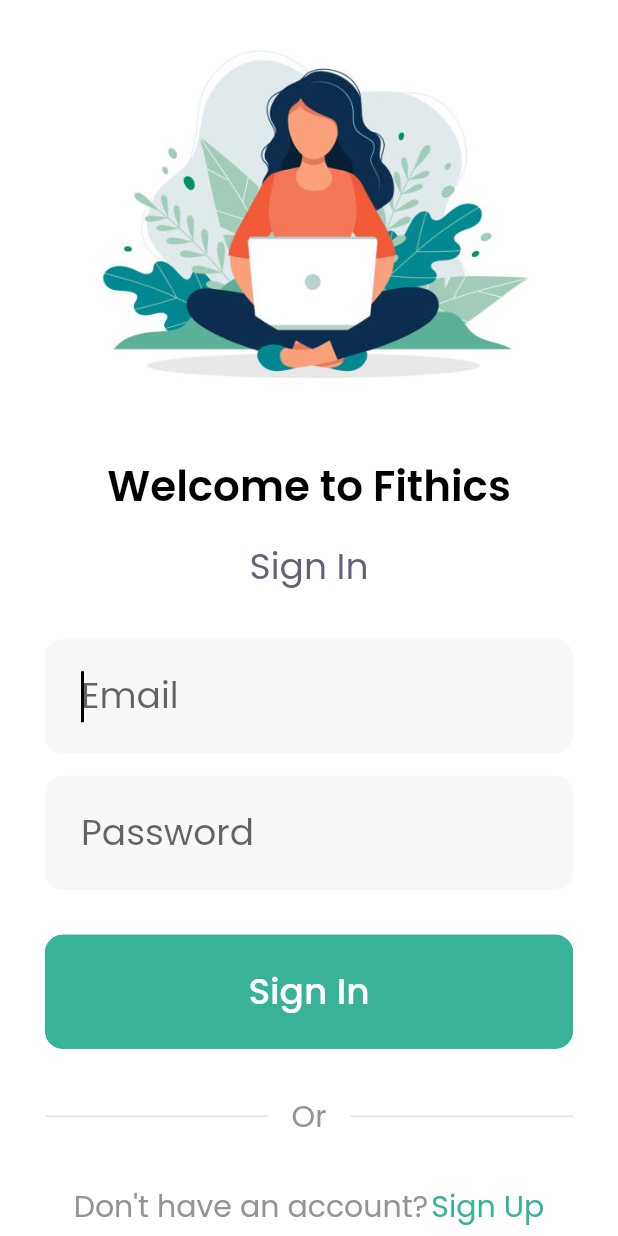
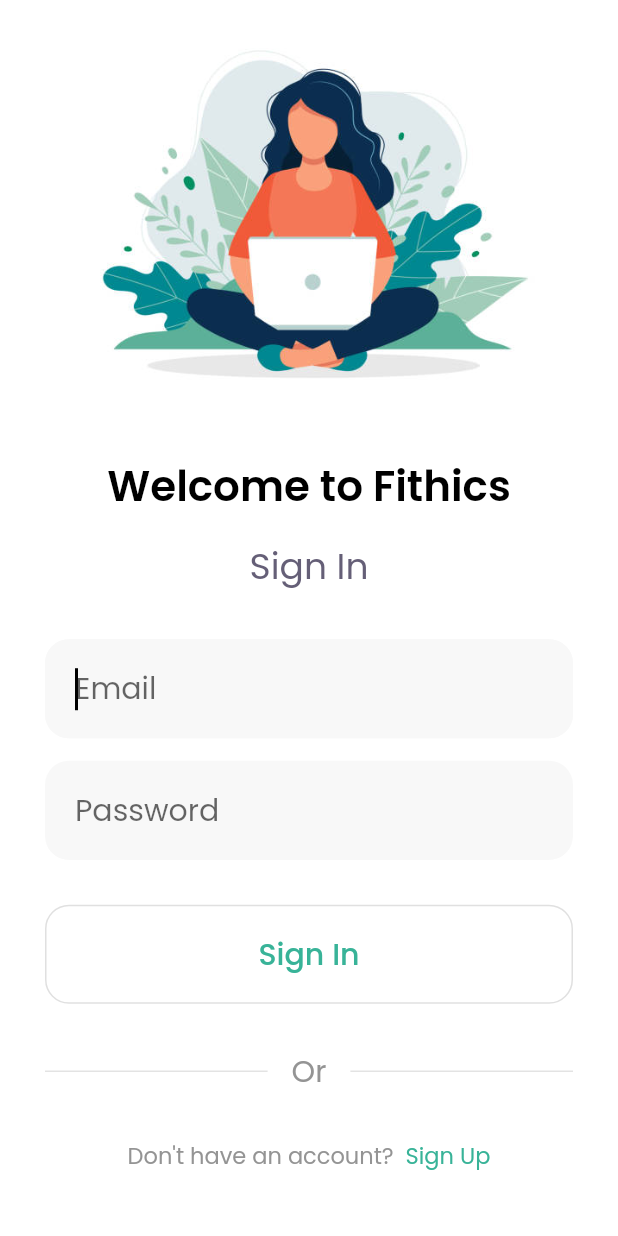
Before and after one commit to ayush712/fitness-app, a Flutter app: the screen it shows after launch, on a phone screen of 412 x 824 dp. Run offline on Flutter 3.47's test engine with Material 2 defaults, Android fonts, the phone set to English and light mode, and no system bars; generated files the repository leaves out were written again.

Commit message:
style: theme and button wraper changes

```diff
--- a/lib/screens/sign_in/sign_in.dart
+++ b/lib/screens/sign_in/sign_in.dart
@@ -75,6 +75,7 @@ class SignIn extends StatelessWidget {
                       crossAxisAlignment: CrossAxisAlignment.stretch,
                       children: [
                         ButtonWrapper(
+                            buttonType: ButtonType.OutlinedButton,
                             onPressed: () {},
                             title: AppLocalizations.of(context)!.signIn),
                         SizedBox(
--- a/lib/shared/components/button_wrapper/button_wrapper.dart
+++ b/lib/shared/components/button_wrapper/button_wrapper.dart
@@ -1,12 +1,38 @@
 import 'package:fithics_mobile/shared/constants/styles.dart';
 import 'package:flutter/material.dart';
+
+enum ButtonType { OutlinedButton, TextButton }
 
 class ButtonWrapper extends StatelessWidget {
   final String title;
   final onPressed;
-  ButtonWrapper({required this.onPressed, required this.title});
+  final buttonType;
+  ButtonWrapper(
+      {required this.onPressed,
+      required this.title,
+      this.buttonType = ButtonType.TextButton});
   @override
   Widget build(BuildContext context) {
+    switch (buttonType) {
+      case ButtonType.TextButton:
+        return TextButton(
+          onPressed: onPressed,
+          style: kButtonStyle,
+          child: Text(
+            title,
+            style: kButtonTextStyle,
+          ),
+        );
+      case ButtonType.OutlinedButton:
+        return OutlinedButton(
+          onPressed: onPressed,
+          style: kButtonStyle,
+          child: Text(
+            title,
+            style: kButtonTextStyle,
+          ),
+        );
+      default:
         return TextButton(
           onPressed: onPressed,
           style: kButtonStyle,
@@ -17,3 +43,4 @@ class ButtonWrapper extends StatelessWidget {
         );
     }
   }
+}
--- a/lib/shared/components/signup_signin_redirection.dart/signup_signin_redirection.dart
+++ b/lib/shared/components/signup_signin_redirection.dart/signup_signin_redirection.dart
@@ -22,7 +22,7 @@ class SignUpSignInRedirection extends StatelessWidget {
               getInfoTextStyle(Provider.of<ThemeModel>(context).currentTheme),
         ),
         SizedBox(
-          width: 2.0,
+          width: 8.0,
         ),
         GestureDetector(
             child: Text(
--- a/lib/shared/components/text_field_wrapper/text_field_wrapper.dart
+++ b/lib/shared/components/text_field_wrapper/text_field_wrapper.dart
@@ -22,6 +22,7 @@ class TextFieldWrapper extends StatelessWidget {
       keyboardType: keyboardType,
       onChanged: (value) => onChanged(value),
       autofocus: autofocus,
+      textInputAction: TextInputAction.next,
       decoration: kTextFieldInputDecoration.copyWith(hintText: placeholder),
     );
   }
--- a/lib/shared/constants/styles.dart
+++ b/lib/shared/constants/styles.dart
@@ -1,20 +1,26 @@
 import 'package:flutter/material.dart';
 
+const double kXSmallFontSize = 15.0;
 const double kSmallFontSize = 20.0;
 const double kMediumFontSize = 24.0;
 const double kLargeFontSize = 28.0;
 
-const double kFieldBorderRadius = 12.0;
+const double kFieldBorderRadius = 16.0;
+const double kFieldVerticlePadding = 18.0;
+const double kFieldHorizontalPadding = 20.0;
+
 const InputDecoration kTextFieldInputDecoration = InputDecoration(
-  contentPadding: EdgeInsets.symmetric(vertical: 20.0, horizontal: 24.0),
+  contentPadding: EdgeInsets.symmetric(
+      vertical: kFieldVerticlePadding, horizontal: kFieldHorizontalPadding),
 );
-const double kTextFieldFontSize = kMediumFontSize;
-const double kButtonFontSize = kMediumFontSize;
+const double kTextFieldFontSize = kSmallFontSize;
+const double kButtonFontSize = kSmallFontSize;
 
 const TextStyle kButtonTextStyle =
     TextStyle(fontSize: kButtonFontSize, fontWeight: FontWeight.w500);
 final ButtonStyle kButtonStyle = TextButton.styleFrom(
-  padding: EdgeInsets.symmetric(vertical: 20.0, horizontal: 24.0),
+  padding: EdgeInsets.symmetric(
+      vertical: kFieldVerticlePadding, horizontal: kFieldHorizontalPadding),
 );
 
 getHeaderStyle(ThemeData theme) {
@@ -30,13 +36,13 @@ getSubHeaderStyle(ThemeData theme) {
 }
 
 getLinkStyle(ThemeData theme) {
-  return TextStyle(color: theme.primaryColor, fontSize: kSmallFontSize);
+  return TextStyle(color: theme.primaryColor, fontSize: kXSmallFontSize);
 }
 
 getInfoTextStyle(ThemeData theme) {
   return TextStyle(
     color: theme.disabledColor,
-    fontSize: kSmallFontSize,
+    fontSize: kXSmallFontSize,
   );
 }
 
@@ -65,8 +71,12 @@ class LightThemeVaribles {
 
   static final Color kDividerColor = Color(0xFFE3E3E3);
   static final kAppBarBackgroundColor = kContrastToDarkColor;
-  static final Color kButtonBackgroundColor = kThemeColor;
-  static final Color kButtonTextColor = kContrastToDarkColor;
+
+  static final Color kTextButtonBackgroundColor = kThemeColor;
+  static final Color kTextButtonTextColor = kContrastToDarkColor;
+
+  static final Color kOutlinedButtonTextColor = kThemeColor;
+  static final Color kOutlinedButtonBorderColor = kThemeColor;
 }
 
 class DarkThemeVaribles {
@@ -87,6 +97,10 @@ class DarkThemeVaribles {
 
   static final Color kDividerColor = Color(0xFFE3E3E3);
   static final kAppBarBackgroundColor = kContrastToDarkColor;
-  static final Color kButtonBackgroundColor = kThemeColor;
-  static final Color kButtonTextColor = kContrastToDarkColor;
+
+  static final Color kTextButtonBackgroundColor = kThemeColor;
+  static final Color kTextButtonTextColor = kContrastToDarkColor;
+
+  static final Color kOutlinedButtonTextColor = kThemeColor;
+  static final Color kOutlinedButtonBorderColor = kThemeColor;
 }
--- a/lib/shared/constants/themes.dart
+++ b/lib/shared/constants/themes.dart
@@ -46,13 +46,26 @@ ThemeData lightTheme = ThemeData(
   textButtonTheme: TextButtonThemeData(
     style: ButtonStyle(
       backgroundColor: MaterialStateProperty.all<Color>(
-          LightThemeVaribles.kButtonBackgroundColor),
-      foregroundColor:
-          MaterialStateProperty.all<Color>(LightThemeVaribles.kButtonTextColor),
+          LightThemeVaribles.kTextButtonBackgroundColor),
+      foregroundColor: MaterialStateProperty.all<Color>(
+          LightThemeVaribles.kTextButtonTextColor),
       shape: MaterialStateProperty.all<RoundedRectangleBorder>(
         RoundedRectangleBorder(
           borderRadius: BorderRadius.circular(kFieldBorderRadius),
-          side: BorderSide(color: LightThemeVaribles.kButtonBackgroundColor),
+        ),
+      ),
+    ),
+  ),
+  outlinedButtonTheme: OutlinedButtonThemeData(
+    style: ButtonStyle(
+      foregroundColor: MaterialStateProperty.all<Color>(
+          LightThemeVaribles.kOutlinedButtonTextColor),
+      shape: MaterialStateProperty.all<RoundedRectangleBorder>(
+        RoundedRectangleBorder(
+          borderRadius: BorderRadius.circular(kFieldBorderRadius),
+          side: BorderSide(
+            color: LightThemeVaribles.kOutlinedButtonBorderColor,
+          ),
         ),
       ),
     ),
@@ -61,57 +74,72 @@ ThemeData lightTheme = ThemeData(
 
 ThemeData darkTheme = ThemeData(
   fontFamily: 'Poppins',
-  primaryColor: LightThemeVaribles.kThemeColor,
-  focusColor: LightThemeVaribles.kTextFieldTextColor,
-  accentColor: LightThemeVaribles.kPrimaryColor,
-  secondaryHeaderColor: LightThemeVaribles.kTertiaryColor,
-  disabledColor: LightThemeVaribles.kQuaternaryColor,
-  dividerColor: LightThemeVaribles.kDividerColor,
-  scaffoldBackgroundColor: LightThemeVaribles.kAppBackgroundColor,
+  primaryColor: DarkThemeVaribles.kThemeColor,
+  focusColor: DarkThemeVaribles.kTextFieldTextColor,
+  accentColor: DarkThemeVaribles.kPrimaryColor,
+  secondaryHeaderColor: DarkThemeVaribles.kTertiaryColor,
+  disabledColor: DarkThemeVaribles.kQuaternaryColor,
+  dividerColor: DarkThemeVaribles.kDividerColor,
+  scaffoldBackgroundColor: DarkThemeVaribles.kAppBackgroundColor,
   inputDecorationTheme: InputDecorationTheme(
     errorStyle: TextStyle(
-      backgroundColor: LightThemeVaribles.kTextFieldErrorBackgroundColor,
+      backgroundColor: DarkThemeVaribles.kTextFieldErrorBackgroundColor,
     ),
     helperStyle: TextStyle(
-      color: LightThemeVaribles.kTextFieldPlaceholderColor,
+      color: DarkThemeVaribles.kTextFieldPlaceholderColor,
     ),
     filled: true,
-    fillColor: LightThemeVaribles.kTextFieldBackgroundColor,
+    fillColor: DarkThemeVaribles.kTextFieldBackgroundColor,
     border: OutlineInputBorder(
         borderRadius: BorderRadius.all(
           Radius.circular(kFieldBorderRadius),
         ),
         borderSide:
-            BorderSide(color: LightThemeVaribles.kTextFieldBackgroundColor)),
+            BorderSide(color: DarkThemeVaribles.kTextFieldBackgroundColor)),
     focusedBorder: OutlineInputBorder(
       borderRadius: BorderRadius.all(Radius.circular(kFieldBorderRadius)),
       borderSide:
-          BorderSide(color: LightThemeVaribles.kTextFieldBackgroundColor),
+          BorderSide(color: DarkThemeVaribles.kTextFieldBackgroundColor),
     ),
     enabledBorder: UnderlineInputBorder(
-      borderRadius: BorderRadius.all(Radius.circular(kFieldBorderRadius)),
+      borderRadius: BorderRadius.all(
+        Radius.circular(kFieldBorderRadius),
+      ),
       borderSide:
-          BorderSide(color: LightThemeVaribles.kTextFieldBackgroundColor),
+          BorderSide(color: DarkThemeVaribles.kTextFieldBackgroundColor),
     ),
   ),
-  appBarTheme: AppBarTheme(color: LightThemeVaribles.kAppBarBackgroundColor),
+  appBarTheme: AppBarTheme(color: DarkThemeVaribles.kAppBarBackgroundColor),
   textTheme: TextTheme(
     subtitle1: TextStyle(
-        color: LightThemeVaribles.kTextFieldTextColor,
+        color: DarkThemeVaribles.kTextFieldTextColor,
         fontSize: kTextFieldFontSize),
   ),
   textSelectionTheme:
-      TextSelectionThemeData(cursorColor: LightThemeVaribles.kPrimaryColor),
+      TextSelectionThemeData(cursorColor: DarkThemeVaribles.kPrimaryColor),
   textButtonTheme: TextButtonThemeData(
     style: ButtonStyle(
       backgroundColor: MaterialStateProperty.all<Color>(
-          LightThemeVaribles.kButtonBackgroundColor),
-      foregroundColor:
-          MaterialStateProperty.all<Color>(LightThemeVaribles.kButtonTextColor),
+          DarkThemeVaribles.kTextButtonBackgroundColor),
+      foregroundColor: MaterialStateProperty.all<Color>(
+          DarkThemeVaribles.kTextButtonTextColor),
       shape: MaterialStateProperty.all<RoundedRectangleBorder>(
         RoundedRectangleBorder(
           borderRadius: BorderRadius.circular(kFieldBorderRadius),
-          side: BorderSide(color: LightThemeVaribles.kButtonBackgroundColor),
+        ),
+      ),
+    ),
+  ),
+  outlinedButtonTheme: OutlinedButtonThemeData(
+    style: ButtonStyle(
+      foregroundColor: MaterialStateProperty.all<Color>(
+          DarkThemeVaribles.kOutlinedButtonTextColor),
+      shape: MaterialStateProperty.all<RoundedRectangleBorder>(
+        RoundedRectangleBorder(
+          borderRadius: BorderRadius.circular(kFieldBorderRadius),
+          side: BorderSide(
+            color: DarkThemeVaribles.kOutlinedButtonBorderColor,
+          ),
         ),
       ),
     ),
```
Lines whose indentation alone changed are shown as unchanged.
